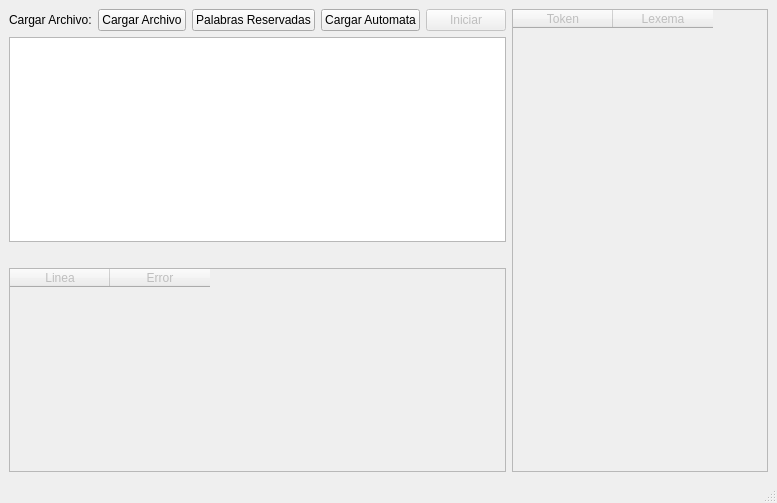
Qt form ventana2.ui (JoelPatricio/Analizador-Lexico) before a commit.
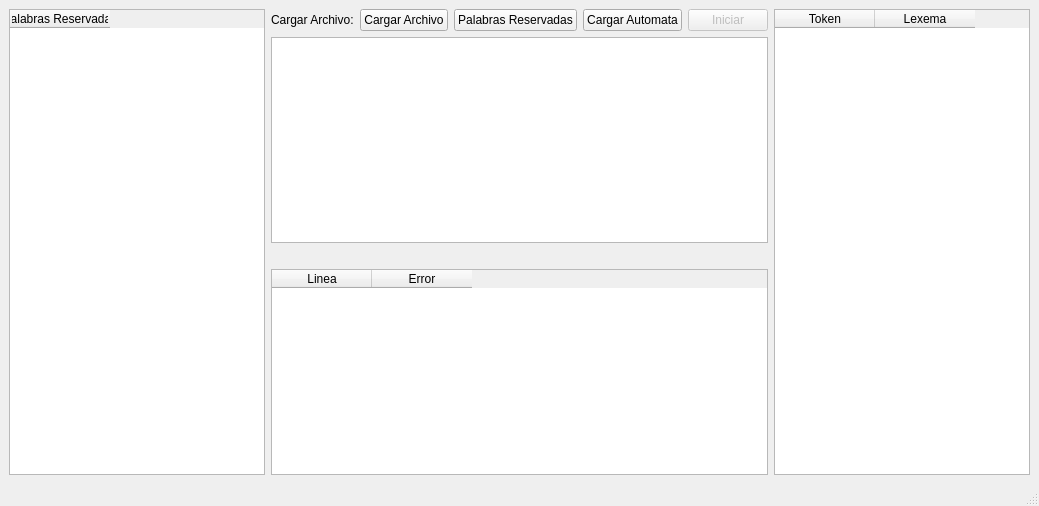
The same form after that commit.

Commit message: Cambios en la interfaz y creacion del arreglo retroceso

What changed in the file:
```diff
--- a/ventana2.ui
+++ b/ventana2.ui
@@ -6,8 +6,8 @@
    <rect>
     <x>0</x>
     <y>0</y>
-    <width>757</width>
-    <height>503</height>
+    <width>1015</width>
+    <height>506</height>
    </rect>
   </property>
   <property name="windowTitle">
@@ -20,6 +20,41 @@
    <layout class="QGridLayout" name="gridLayout">
     <item row="0" column="0">
      <layout class="QHBoxLayout" name="horizontalLayout_2">
+      <item>
+       <layout class="QHBoxLayout" name="horizontalLayout_4">
+        <item>
+         <widget class="QTableWidget" name="tableWidget_3">
+          <property name="enabled">
+           <bool>true</bool>
+          </property>
+          <property name="sizePolicy">
+           <sizepolicy hsizetype="MinimumExpanding" vsizetype="Minimum">
+            <horstretch>0</horstretch>
+            <verstretch>0</verstretch>
+           </sizepolicy>
+          </property>
+          <column>
+           <property name="text">
+            <string>Palabras Reservadas</string>
+           </property>
+          </column>
+         </widget>
+        </item>
+        <item>
+         <spacer name="horizontalSpacer_4">
+          <property name="orientation">
+           <enum>Qt::Horizontal</enum>
+          </property>
+          <property name="sizeHint" stdset="0">
+           <size>
+            <width>40</width>
+            <height>20</height>
+           </size>
+          </property>
+         </spacer>
+        </item>
+       </layout>
+      </item>
       <item>
        <layout class="QVBoxLayout" name="verticalLayout">
         <item>
@@ -121,7 +156,7 @@
         <item>
          <widget class="QTableWidget" name="tableWidget_2">
           <property name="enabled">
-           <bool>false</bool>
+           <bool>true</bool>
           </property>
           <property name="sizePolicy">
            <sizepolicy hsizetype="MinimumExpanding" vsizetype="Expanding">
@@ -146,7 +181,7 @@
       <item>
        <widget class="QTableWidget" name="tableWidget">
         <property name="enabled">
-         <bool>false</bool>
+         <bool>true</bool>
         </property>
         <property name="sizePolicy">
          <sizepolicy hsizetype="MinimumExpanding" vsizetype="Expanding">
```
Left out of the diff: 2 changed lines with no effect on the pictures. The commit also changes 4 other files.
